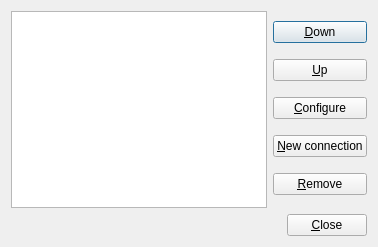
Old version of the form branches/branch-playground/plugins/_core/managerbase.ui in the repository BackupTheBerlios/sim-im-svn.
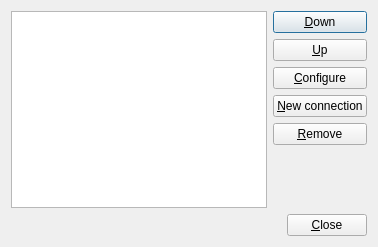
New version of the form.

```diff
--- a/branches/branch-playground/plugins/_core/managerbase.ui
+++ b/branches/branch-playground/plugins/_core/managerbase.ui
@@ -6,7 +6,7 @@
    <rect>
     <x>0</x>
     <y>0</y>
-    <width>323</width>
+    <width>376</width>
     <height>247</height>
    </rect>
   </property>
@@ -75,6 +75,19 @@
          </property>
         </widget>
        </item>
+       <item>
+        <spacer name="verticalSpacer">
+         <property name="orientation">
+          <enum>Qt::Vertical</enum>
+         </property>
+         <property name="sizeHint" stdset="0">
+          <size>
+           <width>20</width>
+           <height>40</height>
+          </size>
+         </property>
+        </spacer>
+       </item>
       </layout>
      </item>
     </layout>
```
Left out of the diff: 2 changed lines with no effect on the pictures.
